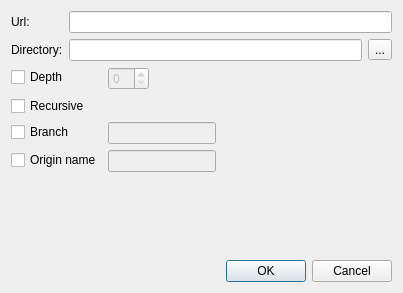
Above: src/dialogs/clonedialog.ui from HamedMasafi/GitKlient before the change. Below: the same form after it.
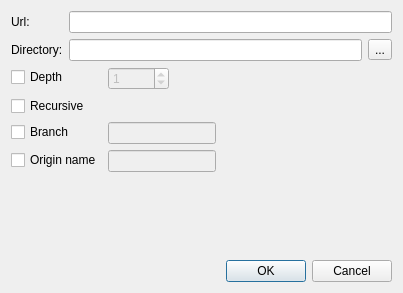
That is the form after the change. Icons and pictures are not drawn.

```diff
--- a/src/dialogs/clonedialog.ui
+++ b/src/dialogs/clonedialog.ui
@@ -79,6 +79,12 @@
        <property name="enabled">
         <bool>false</bool>
        </property>
+       <property name="maximum">
+        <number>99999</number>
+       </property>
+       <property name="value">
+        <number>1</number>
+       </property>
       </widget>
      </item>
      <item row="1" column="0">
```
Left out of the diff: 16 changed lines with no effect on the pictures.
